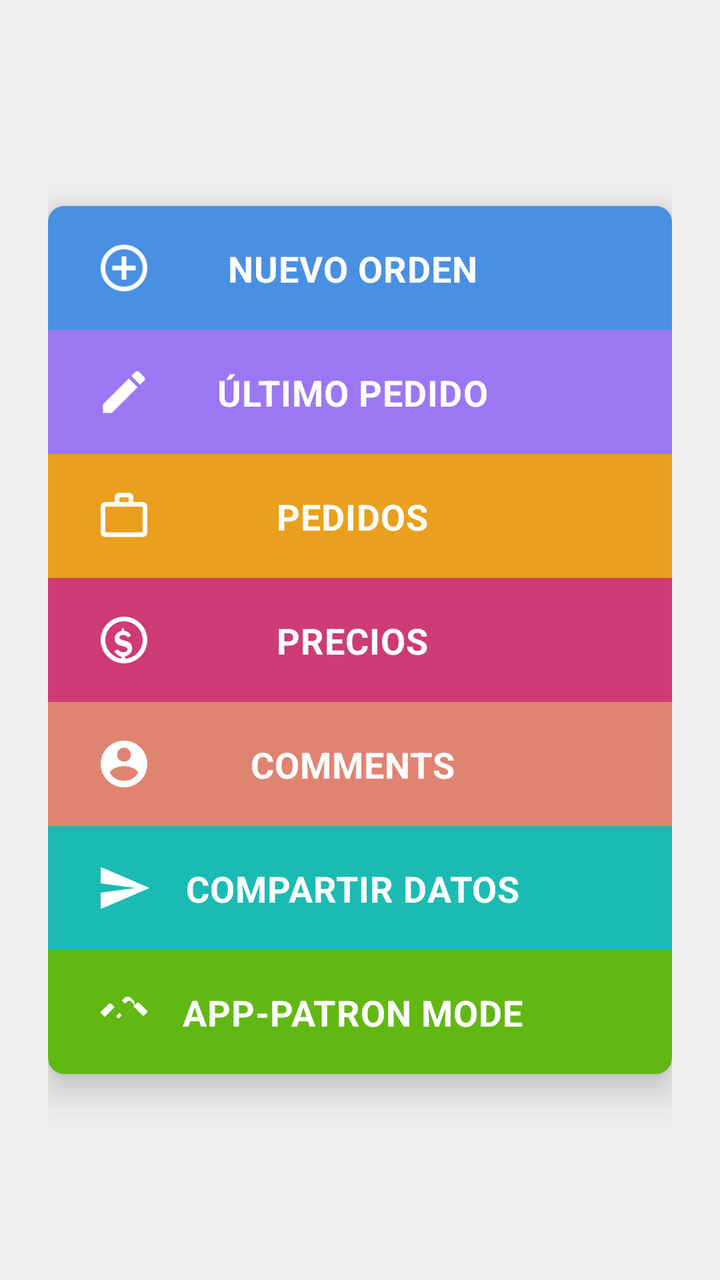
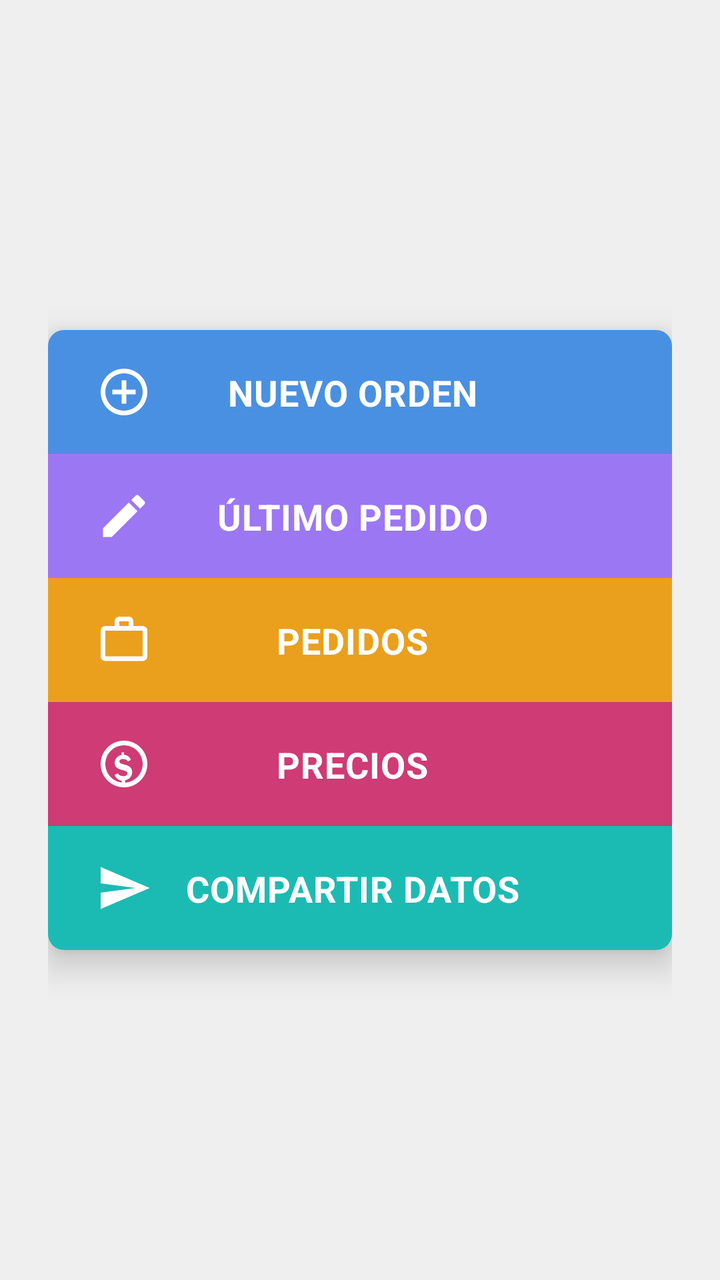

Screens rendered from an Android XML layout before and after an edit, with the pre-edit source and the edit as a unified diff.
<!-- AndroidManifest.xml: application theme Theme.VineUro_PVC -->
<!-- res/layout/fragment_first.xml -->
<?xml version="1.0" encoding="utf-8"?>
<androidx.core.widget.NestedScrollView xmlns:android="http://schemas.android.com/apk/res/android"
    xmlns:app="http://schemas.android.com/apk/res-auto"
    xmlns:tools="http://schemas.android.com/tools"
    android:layout_width="match_parent"
    android:layout_height="match_parent"
    android:fillViewport="true"
    android:background="@color/menu_screen_bg"
    tools:context=".FirstFragment">

    <androidx.constraintlayout.widget.ConstraintLayout
        android:layout_width="match_parent"
        android:layout_height="wrap_content"
        android:paddingTop="32dp"
        android:paddingBottom="32dp"
        android:paddingStart="24dp"
        android:paddingEnd="24dp">

        <com.google.android.material.card.MaterialCardView
            android:id="@+id/menu_card"
            android:layout_width="0dp"
            android:layout_height="wrap_content"
            app:cardCornerRadius="8dp"
            app:cardElevation="10dp"
            app:cardUseCompatPadding="false"
            app:strokeWidth="0dp"
            app:layout_constraintBottom_toBottomOf="parent"
            app:layout_constraintEnd_toEndOf="parent"
            app:layout_constraintStart_toStartOf="parent"
            app:layout_constraintTop_toTopOf="parent"
            app:layout_constraintWidth_max="450dp">

            <LinearLayout
                android:layout_width="match_parent"
                android:layout_height="wrap_content"
                android:orientation="vertical">

                
                <androidx.constraintlayout.widget.ConstraintLayout
                    android:id="@+id/btn_nuevo_orden"
                    android:layout_width="match_parent"
                    android:layout_height="62dp"
                    android:background="@color/menu_nuevo_orden"
                    android:clickable="true"
                    android:focusable="true"
                    android:foreground="?attr/selectableItemBackground">

                    <ImageView
                        android:id="@+id/icon_nuevo_orden"
                        android:layout_width="28dp"
                        android:layout_height="28dp"
                        android:layout_marginStart="24dp"
                        android:contentDescription="@string/menu_nuevo_orden"
                        android:src="@drawable/ic_menu_add"
                        app:tint="@color/white"
                        app:layout_constraintBottom_toBottomOf="parent"
                        app:layout_constraintStart_toStartOf="parent"
                        app:layout_constraintTop_toTopOf="parent" />

                    <TextView
                        android:layout_width="0dp"
                        android:layout_height="wrap_content"
                        android:layout_marginStart="16dp"
                        android:layout_marginEnd="24dp"
                        android:gravity="center"
                        android:text="@string/menu_nuevo_orden"
                        android:textColor="@color/white"
                        android:textSize="18sp"
                        android:textStyle="bold"
                        android:letterSpacing="0.02"
                        app:layout_constraintBottom_toBottomOf="parent"
                        app:layout_constraintEnd_toEndOf="parent"
                        app:layout_constraintStart_toStartOf="parent"
                        app:layout_constraintTop_toTopOf="parent" />
                </androidx.constraintlayout.widget.ConstraintLayout>

                
                <androidx.constraintlayout.widget.ConstraintLayout
                    android:id="@+id/btn_ultimo_pedido"
                    android:layout_width="match_parent"
                    android:layout_height="62dp"
                    android:background="@color/menu_ultimo_pedido"
                    android:clickable="true"
                    android:focusable="true"
                    android:foreground="?attr/selectableItemBackground">

                    <ImageView
                        android:id="@+id/icon_ultimo_pedido"
                        android:layout_width="28dp"
                        android:layout_height="28dp"
                        android:layout_marginStart="24dp"
                        android:contentDescription="@string/menu_ultimo_pedido"
                        android:src="@drawable/ic_menu_edit"
                        app:tint="@color/white"
                        app:layout_constraintBottom_toBottomOf="parent"
                        app:layout_constraintStart_toStartOf="parent"
                        app:layout_constraintTop_toTopOf="parent" />

                    <TextView
                        android:layout_width="0dp"
                        android:layout_height="wrap_content"
                        android:layout_marginStart="16dp"
                        android:layout_marginEnd="24dp"
                        android:gravity="center"
                        android:text="@string/menu_ultimo_pedido"
                        android:textColor="@color/white"
                        android:textSize="18sp"
                        android:textStyle="bold"
                        android:letterSpacing="0.02"
                        app:layout_constraintBottom_toBottomOf="parent"
                        app:layout_constraintEnd_toEndOf="parent"
                        app:layout_constraintStart_toStartOf="parent"
                        app:layout_constraintTop_toTopOf="parent" />
                </androidx.constraintlayout.widget.ConstraintLayout>

                
                <androidx.constraintlayout.widget.ConstraintLayout
                    android:id="@+id/btn_pedidos"
                    android:layout_width="match_parent"
                    android:layout_height="62dp"
                    android:background="@color/menu_pedidos"
                    android:clickable="true"
                    android:focusable="true"
                    android:foreground="?attr/selectableItemBackground">

                    <ImageView
                        android:id="@+id/icon_pedidos"
                        android:layout_width="28dp"
                        android:layout_height="28dp"
                        android:layout_marginStart="24dp"
                        android:contentDescription="@string/menu_pedidos"
                        android:src="@drawable/ic_menu_briefcase"
                        app:tint="@color/white"
                        app:layout_constraintBottom_toBottomOf="parent"
                        app:layout_constraintStart_toStartOf="parent"
                        app:layout_constraintTop_toTopOf="parent" />

                    <TextView
                        android:layout_width="0dp"
                        android:layout_height="wrap_content"
                        android:layout_marginStart="16dp"
                        android:layout_marginEnd="24dp"
                        android:gravity="center"
                        android:text="@string/menu_pedidos"
                        android:textColor="@color/white"
                        android:textSize="18sp"
                        android:textStyle="bold"
                        android:letterSpacing="0.02"
                        app:layout_constraintBottom_toBottomOf="parent"
                        app:layout_constraintEnd_toEndOf="parent"
                        app:layout_constraintStart_toStartOf="parent"
                        app:layout_constraintTop_toTopOf="parent" />
                </androidx.constraintlayout.widget.ConstraintLayout>

                
                <androidx.constraintlayout.widget.ConstraintLayout
                    android:id="@+id/btn_precios"
                    android:layout_width="match_parent"
                    android:layout_height="62dp"
                    android:background="@color/menu_precios"
                    android:clickable="true"
                    android:focusable="true"
                    android:foreground="?attr/selectableItemBackground">

                    <ImageView
                        android:id="@+id/icon_precios"
                        android:layout_width="28dp"
                        android:layout_height="28dp"
                        android:layout_marginStart="24dp"
                        android:contentDescription="@string/menu_precios"
                        android:src="@drawable/ic_menu_dollar"
                        app:tint="@color/white"
                        app:layout_constraintBottom_toBottomOf="parent"
                        app:layout_constraintStart_toStartOf="parent"
                        app:layout_constraintTop_toTopOf="parent" />

                    <TextView
                        android:layout_width="0dp"
                        android:layout_height="wrap_content"
                        android:layout_marginStart="16dp"
                        android:layout_marginEnd="24dp"
                        android:gravity="center"
                        android:text="@string/menu_precios"
                        android:textColor="@color/white"
                        android:textSize="18sp"
                        android:textStyle="bold"
                        android:letterSpacing="0.02"
                        app:layout_constraintBottom_toBottomOf="parent"
                        app:layout_constraintEnd_toEndOf="parent"
                        app:layout_constraintStart_toStartOf="parent"
                        app:layout_constraintTop_toTopOf="parent" />
                </androidx.constraintlayout.widget.ConstraintLayout>

                
                <androidx.constraintlayout.widget.ConstraintLayout
                    android:id="@+id/btn_comments"
                    android:layout_width="match_parent"
                    android:layout_height="62dp"
                    android:background="@color/menu_comments"
                    android:clickable="true"
                    android:focusable="true"
                    android:foreground="?attr/selectableItemBackground">

                    <ImageView
                        android:id="@+id/icon_comments"
                        android:layout_width="28dp"
                        android:layout_height="28dp"
                        android:layout_marginStart="24dp"
                        android:contentDescription="@string/menu_comments"
                        android:src="@drawable/ic_menu_comments"
                        app:tint="@color/white"
                        app:layout_constraintBottom_toBottomOf="parent"
                        app:layout_constraintStart_toStartOf="parent"
                        app:layout_constraintTop_toTopOf="parent" />

                    <TextView
                        android:layout_width="0dp"
                        android:layout_height="wrap_content"
                        android:layout_marginStart="16dp"
                        android:layout_marginEnd="24dp"
                        android:gravity="center"
                        android:text="@string/menu_comments"
                        android:textColor="@color/white"
                        android:textSize="18sp"
                        android:textStyle="bold"
                        android:letterSpacing="0.02"
                        app:layout_constraintBottom_toBottomOf="parent"
                        app:layout_constraintEnd_toEndOf="parent"
                        app:layout_constraintStart_toStartOf="parent"
                        app:layout_constraintTop_toTopOf="parent" />
                </androidx.constraintlayout.widget.ConstraintLayout>

                
                <androidx.constraintlayout.widget.ConstraintLayout
                    android:id="@+id/btn_compartir_datos"
                    android:layout_width="match_parent"
                    android:layout_height="62dp"
                    android:background="@color/menu_compartir"
                    android:clickable="true"
                    android:focusable="true"
                    android:foreground="?attr/selectableItemBackground">

                    <ImageView
                        android:id="@+id/icon_compartir"
                        android:layout_width="28dp"
                        android:layout_height="28dp"
                        android:layout_marginStart="24dp"
                        android:contentDescription="@string/menu_compartir_datos"
                        android:src="@drawable/ic_menu_send"
                        app:tint="@color/white"
                        app:layout_constraintBottom_toBottomOf="parent"
                        app:layout_constraintStart_toStartOf="parent"
                        app:layout_constraintTop_toTopOf="parent" />

                    <TextView
                        android:layout_width="0dp"
                        android:layout_height="wrap_content"
                        android:layout_marginStart="16dp"
                        android:layout_marginEnd="24dp"
                        android:gravity="center"
                        android:text="@string/menu_compartir_datos"
                        android:textColor="@color/white"
                        android:textSize="18sp"
                        android:textStyle="bold"
                        android:letterSpacing="0.02"
                        app:layout_constraintBottom_toBottomOf="parent"
                        app:layout_constraintEnd_toEndOf="parent"
                        app:layout_constraintStart_toStartOf="parent"
                        app:layout_constraintTop_toTopOf="parent" />
                </androidx.constraintlayout.widget.ConstraintLayout>

                
                <androidx.constraintlayout.widget.ConstraintLayout
                    android:id="@+id/btn_app_patron_mode"
                    android:layout_width="match_parent"
                    android:layout_height="62dp"
                    android:background="@color/menu_app_patron"
                    android:clickable="true"
                    android:focusable="true"
                    android:foreground="?attr/selectableItemBackground">

                    <ImageView
                        android:id="@+id/icon_app_patron"
                        android:layout_width="28dp"
                        android:layout_height="28dp"
                        android:layout_marginStart="24dp"
                        android:contentDescription="@string/menu_app_patron_mode"
                        android:src="@drawable/ic_menu_handshake"
                        app:tint="@color/white"
                        app:layout_constraintBottom_toBottomOf="parent"
                        app:layout_constraintStart_toStartOf="parent"
                        app:layout_constraintTop_toTopOf="parent" />

                    <TextView
                        android:layout_width="0dp"
                        android:layout_height="wrap_content"
                        android:layout_marginStart="16dp"
                        android:layout_marginEnd="24dp"
                        android:gravity="center"
                        android:text="@string/menu_app_patron_mode"
                        android:textColor="@color/white"
                        android:textSize="18sp"
                        android:textStyle="bold"
                        android:letterSpacing="0.02"
                        app:layout_constraintBottom_toBottomOf="parent"
                        app:layout_constraintEnd_toEndOf="parent"
                        app:layout_constraintStart_toStartOf="parent"
                        app:layout_constraintTop_toTopOf="parent" />
                </androidx.constraintlayout.widget.ConstraintLayout>

            </LinearLayout>

        </com.google.android.material.card.MaterialCardView>

    </androidx.constraintlayout.widget.ConstraintLayout>

</androidx.core.widget.NestedScrollView>
<!-- resources referenced by this layout -->
<resources>
  <color name="menu_app_patron">#61B813</color>
  <color name="menu_comments">#E08472</color>
  <color name="menu_compartir">#1BBBB3</color>
  <color name="menu_nuevo_orden">#4A90E2</color>
  <color name="menu_pedidos">#EAA01C</color>
  <color name="menu_precios">#CE3B75</color>
  <color name="menu_screen_bg">#FFEFEFEF</color>
  <color name="menu_ultimo_pedido">#9C77F4</color>
  <color name="white">#FFFFFFFF</color>
  <!-- drawable ic_menu_briefcase (drawable) -->
  <vector xmlns:android="http://schemas.android.com/apk/res/android"
      android:width="28dp"
      android:height="28dp"
      android:viewportWidth="24"
      android:viewportHeight="24">
      <path
          android:fillColor="#FFFFFFFF"
          android:pathData="M20,6h-4V4c0,-1.11 -0.89,-2 -2,-2h-4c-1.11,0 -2,0.89 -2,2v2H4c-1.11,0 -1.99,0.89 -1.99,2L2,19c0,1.11 0.89,2 2,2h16c1.11,0 2,-0.89 2,-2V8c0,-1.11 -0.89,-2 -2,-2zM10,4h4v2h-4V4zM20,19H4V8h16v11z"/>
  </vector>
  <!-- drawable ic_menu_comments (drawable) -->
  <vector xmlns:android="http://schemas.android.com/apk/res/android"
      android:width="28dp"
      android:height="28dp"
      android:viewportWidth="24"
      android:viewportHeight="24">
      <path
          android:fillColor="#FFFFFFFF"
          android:pathData="M12,2C6.48,2 2,6.48 2,12s4.48,10 10,10 10,-4.48 10,-10S17.52,2 12,2zM12,5c1.66,0 3,1.34 3,3s-1.34,3 -3,3 -3,-1.34 -3,-3 1.34,-3 3,-3zM12,19.2c-2.5,0 -4.71,-1.28 -6,-3.22 0.03,-1.99 4,-3.08 6,-3.08 1.99,0 5.97,1.09 6,3.08 -1.29,1.94 -3.5,3.22 -6,3.22z"/>
  </vector>
  <!-- drawable ic_menu_edit (drawable) -->
  <vector xmlns:android="http://schemas.android.com/apk/res/android"
      android:width="28dp"
      android:height="28dp"
      android:viewportWidth="24"
      android:viewportHeight="24">
      <path
          android:fillColor="#FFFFFFFF"
          android:pathData="M3,17.25V21h3.75L17.81,9.94l-3.75,-3.75L3,17.25zM20.71,7.04c0.39,-0.39 0.39,-1.02 0,-1.41l-2.34,-2.34c-0.39,-0.39 -1.02,-0.39 -1.41,0l-1.83,1.83 3.75,3.75 1.83,-1.83z"/>
  </vector>
  <!-- drawable ic_menu_handshake (drawable) -->
  <vector xmlns:android="http://schemas.android.com/apk/res/android"
      android:width="28dp"
      android:height="28dp"
      android:viewportWidth="24"
      android:viewportHeight="24">
      <path
          android:fillColor="#FFFFFFFF"
          android:pathData="M11.09,13.43c0.39,0.39 1.02,0.39 1.41,0l3.54,-3.54c0.78,-0.78 0.78,-2.05 0,-2.83l-1.06,-1.06c-0.78,-0.78 -2.05,-0.78 -2.83,0l-1.06,1.06 1.41,1.41 1.06,-1.06c0.39,-0.39 1.02,-0.39 1.41,0l1.06,1.06c0.39,0.39 0.39,1.02 0,1.41l-3.54,3.54c-0.39,0.39 -1.02,0.39 -1.41,0l-1.06,-1.06 -1.41,1.41 1.06,1.06zM21.71,11.29l-3,-3c-0.39,-0.39 -1.02,-0.39 -1.41,0l-1.29,1.29 4.24,4.24 1.46,-1.46c0.39,-0.39 0.39,-1.02 0,-1.41zM2.29,12.71l1.46,1.46 4.24,-4.24 -1.29,-1.29c-0.39,-0.39 -1.02,-0.39 -1.41,0l-3,3c-0.39,0.38 -0.39,1.02 0,1.07z"/>
  </vector>
  <!-- drawable ic_menu_send (drawable) -->
  <vector xmlns:android="http://schemas.android.com/apk/res/android"
      android:width="28dp"
      android:height="28dp"
      android:viewportWidth="24"
      android:viewportHeight="24">
      <path
          android:fillColor="#FFFFFFFF"
          android:pathData="M2.01,21L23,12 2.01,3 2,10l15,2 -15,2z"/>
  </vector>
  <string name="menu_app_patron_mode">APP-PATRON MODE</string>
  <string name="menu_comments">COMMENTS</string>
  <string name="menu_compartir_datos">COMPARTIR DATOS</string>
  <string name="menu_nuevo_orden">NUEVO ORDEN</string>
  <string name="menu_pedidos">PEDIDOS</string>
  <string name="menu_precios">PRECIOS</string>
  <string name="menu_ultimo_pedido">ÚLTIMO PEDIDO</string>
  <style name="Theme.VineUro_PVC" parent="Base.Theme.VineUro_PVC" />
  <style name="Base.Theme.VineUro_PVC" parent="Theme.Material3.DayNight.NoActionBar">
          
          
      </style>
  <!-- unchanged entries left out for length: 2 -->
</resources>

<!-- the commit's change to res/layout/fragment_first.xml (unified diff, before → after) -->
@@ -193,45 +193,6 @@
 
                 
                 <androidx.constraintlayout.widget.ConstraintLayout
-                    android:id="@+id/btn_comments"
-                    android:layout_width="match_parent"
-                    android:layout_height="62dp"
-                    android:background="@color/menu_comments"
-                    android:clickable="true"
-                    android:focusable="true"
-                    android:foreground="?attr/selectableItemBackground">
-
-                    <ImageView
-                        android:id="@+id/icon_comments"
-                        android:layout_width="28dp"
-                        android:layout_height="28dp"
-                        android:layout_marginStart="24dp"
-                        android:contentDescription="@string/menu_comments"
-                        android:src="@drawable/ic_menu_comments"
-                        app:tint="@color/white"
-                        app:layout_constraintBottom_toBottomOf="parent"
-                        app:layout_constraintStart_toStartOf="parent"
-                        app:layout_constraintTop_toTopOf="parent" />
-
-                    <TextView
-                        android:layout_width="0dp"
-                        android:layout_height="wrap_content"
-                        android:layout_marginStart="16dp"
-                        android:layout_marginEnd="24dp"
-                        android:gravity="center"
-                        android:text="@string/menu_comments"
-                        android:textColor="@color/white"
-                        android:textSize="18sp"
-                        android:textStyle="bold"
-                        android:letterSpacing="0.02"
-                        app:layout_constraintBottom_toBottomOf="parent"
-                        app:layout_constraintEnd_toEndOf="parent"
-                        app:layout_constraintStart_toStartOf="parent"
-                        app:layout_constraintTop_toTopOf="parent" />
-                </androidx.constraintlayout.widget.ConstraintLayout>
-
-                
-                <androidx.constraintlayout.widget.ConstraintLayout
                     android:id="@+id/btn_compartir_datos"
                     android:layout_width="match_parent"
                     android:layout_height="62dp"
@@ -269,44 +230,6 @@
                         app:layout_constraintTop_toTopOf="parent" />
                 </androidx.constraintlayout.widget.ConstraintLayout>
 
-                
-                <androidx.constraintlayout.widget.ConstraintLayout
-                    android:id="@+id/btn_app_patron_mode"
-                    android:layout_width="match_parent"
-                    android:layout_height="62dp"
-                    android:background="@color/menu_app_patron"
-                    android:clickable="true"
-                    android:focusable="true"
-                    android:foreground="?attr/selectableItemBackground">
-
-                    <ImageView
-                        android:id="@+id/icon_app_patron"
-                        android:layout_width="28dp"
-                        android:layout_height="28dp"
-                        android:layout_marginStart="24dp"
-                        android:contentDescription="@string/menu_app_patron_mode"
-                        android:src="@drawable/ic_menu_handshake"
-                        app:tint="@color/white"
-                        app:layout_constraintBottom_toBottomOf="parent"
-                        app:layout_constraintStart_toStartOf="parent"
-                        app:layout_constraintTop_toTopOf="parent" />
-
-                    <TextView
-                        android:layout_width="0dp"
-                        android:layout_height="wrap_content"
-                        android:layout_marginStart="16dp"
-                        android:layout_marginEnd="24dp"
-                        android:gravity="center"
-                        android:text="@string/menu_app_patron_mode"
-                        android:textColor="@color/white"
-                        android:textSize="18sp"
-                        android:textStyle="bold"
-                        android:letterSpacing="0.02"
-                        app:layout_constraintBottom_toBottomOf="parent"
-                        app:layout_constraintEnd_toEndOf="parent"
-                        app:layout_constraintStart_toStartOf="parent"
-                        app:layout_constraintTop_toTopOf="parent" />
-                </androidx.constraintlayout.widget.ConstraintLayout>
 
             </LinearLayout>
 
<!-- resource entries referenced after the edit -->
@@ -1,7 +1,5 @@
 <!-- resources referenced by this layout -->
 <resources>
-  <color name="menu_app_patron">#61B813</color>
-  <color name="menu_comments">#E08472</color>
   <color name="menu_compartir">#1BBBB3</color>
   <color name="menu_nuevo_orden">#4A90E2</color>
   <color name="menu_pedidos">#EAA01C</color>
@@ -19,16 +17,6 @@
           android:fillColor="#FFFFFFFF"
           android:pathData="M20,6h-4V4c0,-1.11 -0.89,-2 -2,-2h-4c-1.11,0 -2,0.89 -2,2v2H4c-1.11,0 -1.99,0.89 -1.99,2L2,19c0,1.11 0.89,2 2,2h16c1.11,0 2,-0.89 2,-2V8c0,-1.11 -0.89,-2 -2,-2zM10,4h4v2h-4V4zM20,19H4V8h16v11z"/>
   </vector>
-  <!-- drawable ic_menu_comments (drawable) -->
-  <vector xmlns:android="http://schemas.android.com/apk/res/android"
-      android:width="28dp"
-      android:height="28dp"
-      android:viewportWidth="24"
-      android:viewportHeight="24">
-      <path
-          android:fillColor="#FFFFFFFF"
-          android:pathData="M12,2C6.48,2 2,6.48 2,12s4.48,10 10,10 10,-4.48 10,-10S17.52,2 12,2zM12,5c1.66,0 3,1.34 3,3s-1.34,3 -3,3 -3,-1.34 -3,-3 1.34,-3 3,-3zM12,19.2c-2.5,0 -4.71,-1.28 -6,-3.22 0.03,-1.99 4,-3.08 6,-3.08 1.99,0 5.97,1.09 6,3.08 -1.29,1.94 -3.5,3.22 -6,3.22z"/>
-  </vector>
   <!-- drawable ic_menu_edit (drawable) -->
   <vector xmlns:android="http://schemas.android.com/apk/res/android"
       android:width="28dp"
@@ -38,16 +26,6 @@
       <path
           android:fillColor="#FFFFFFFF"
           android:pathData="M3,17.25V21h3.75L17.81,9.94l-3.75,-3.75L3,17.25zM20.71,7.04c0.39,-0.39 0.39,-1.02 0,-1.41l-2.34,-2.34c-0.39,-0.39 -1.02,-0.39 -1.41,0l-1.83,1.83 3.75,3.75 1.83,-1.83z"/>
-  </vector>
-  <!-- drawable ic_menu_handshake (drawable) -->
-  <vector xmlns:android="http://schemas.android.com/apk/res/android"
-      android:width="28dp"
-      android:height="28dp"
-      android:viewportWidth="24"
-      android:viewportHeight="24">
-      <path
-          android:fillColor="#FFFFFFFF"
-          android:pathData="M11.09,13.43c0.39,0.39 1.02,0.39 1.41,0l3.54,-3.54c0.78,-0.78 0.78,-2.05 0,-2.83l-1.06,-1.06c-0.78,-0.78 -2.05,-0.78 -2.83,0l-1.06,1.06 1.41,1.41 1.06,-1.06c0.39,-0.39 1.02,-0.39 1.41,0l1.06,1.06c0.39,0.39 0.39,1.02 0,1.41l-3.54,3.54c-0.39,0.39 -1.02,0.39 -1.41,0l-1.06,-1.06 -1.41,1.41 1.06,1.06zM21.71,11.29l-3,-3c-0.39,-0.39 -1.02,-0.39 -1.41,0l-1.29,1.29 4.24,4.24 1.46,-1.46c0.39,-0.39 0.39,-1.02 0,-1.41zM2.29,12.71l1.46,1.46 4.24,-4.24 -1.29,-1.29c-0.39,-0.39 -1.02,-0.39 -1.41,0l-3,3c-0.39,0.38 -0.39,1.02 0,1.07z"/>
   </vector>
   <!-- drawable ic_menu_send (drawable) -->
   <vector xmlns:android="http://schemas.android.com/apk/res/android"
@@ -59,8 +37,6 @@
           android:fillColor="#FFFFFFFF"
           android:pathData="M2.01,21L23,12 2.01,3 2,10l15,2 -15,2z"/>
   </vector>
-  <string name="menu_app_patron_mode">APP-PATRON MODE</string>
-  <string name="menu_comments">COMMENTS</string>
   <string name="menu_compartir_datos">COMPARTIR DATOS</string>
   <string name="menu_nuevo_orden">NUEVO ORDEN</string>
   <string name="menu_pedidos">PEDIDOS</string>
